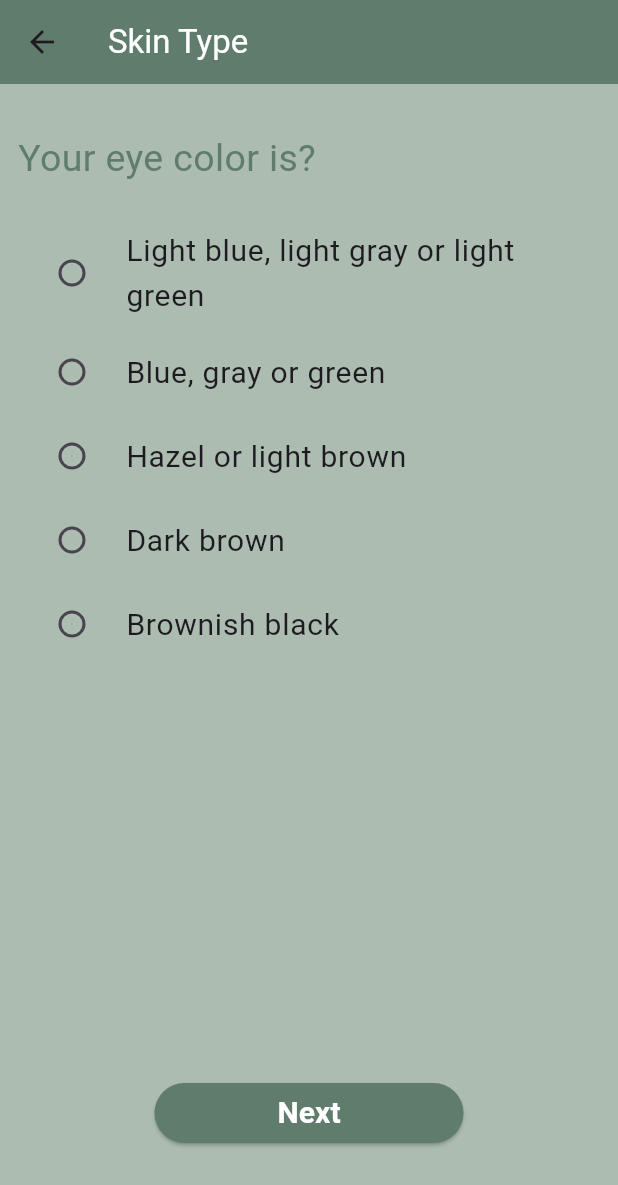
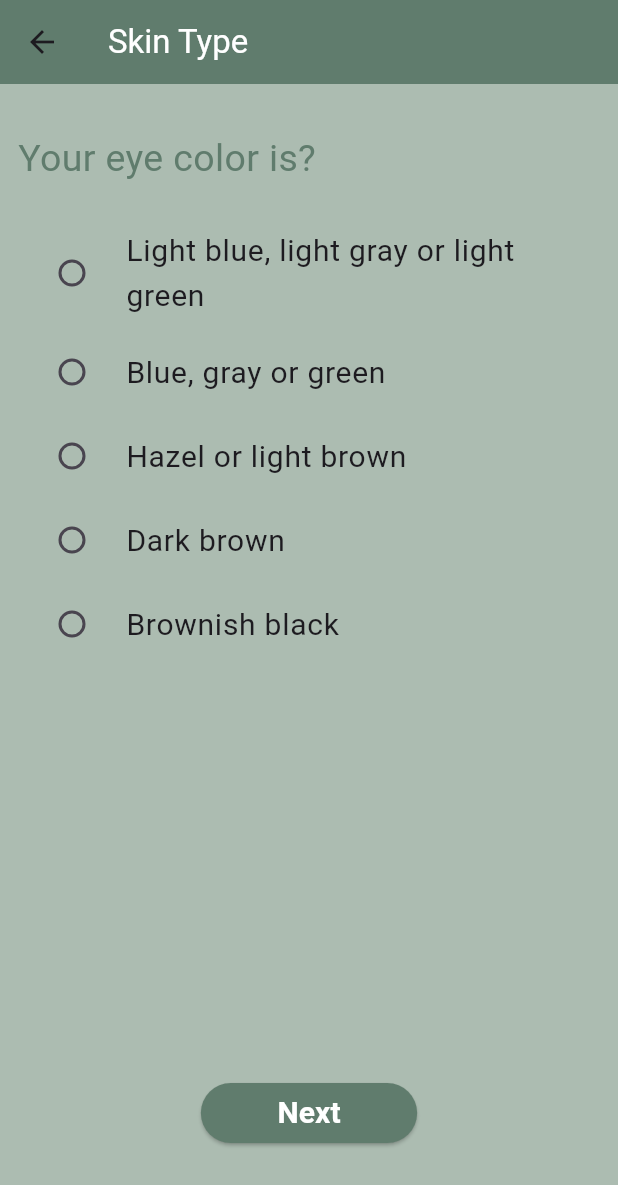
Before and after one commit to kusha2000/Derma_Skin_App, a Flutter app: the StartSkinType screen opened directly, on a phone screen of 412 x 824 dp. Shown: the top 1185 px of the screen. Run offline on Flutter 3.47's test engine with Material 3 defaults, Android fonts, the phone set to English and light mode, and no system bars; our stand-ins replace cloud_firestore, firebase_auth, firebase_core, firebase_storage, get, image_picker and 1 more; accounts and stored records are empty.

Commit message:
rearranged skin questions and changed question types

```diff
--- a/lib/Pages/skin_type/question.dart
+++ b/lib/Pages/skin_type/question.dart
@@ -1,6 +1,6 @@
-class Question {
+class QuestionSkin {
   final String questionText;
   final List<String> options;
 
-  Question({required this.questionText, required this.options});
+  QuestionSkin({required this.questionText, required this.options});
 }
--- a/lib/Pages/skin_type/skin_type_page.dart
+++ b/lib/Pages/skin_type/skin_type_page.dart
@@ -1,13 +1,18 @@
+// import 'package:derma_skin_app/Pages/Risk_Profile/risk_question.dart';
+import 'package:derma_skin_app/Pages/skin_type/fair_skin_result_page.dart';
+import 'package:derma_skin_app/Pages/skin_type/olive_skin_result_page.dart';
+import 'package:derma_skin_app/Pages/skin_type/question.dart';
+import 'package:derma_skin_app/Pages/skin_type/skin_type_answer.dart';
 import 'package:flutter/material.dart';
-import 'package:derma_skin_app/Pages/Risk_Profile/risk_question.dart';
-import 'package:derma_skin_app/Pages/Risk_Profile/risk_answer_model.dart';
-import 'package:derma_skin_app/Pages/Risk_Profile/risk_result_page.dart';
 import 'package:velocity_x/velocity_x.dart';
+// import 'package:derma_skin_app/Pages/Risk_Profile/risk_answer_model.dart';
+// import 'package:derma_skin_app/Pages/skin_type/fair_skin_page.dart';
+// import 'package:derma_skin_app/Pages/skin_type/olive_skin_page.dart';
 
 class SkinTypePage extends StatefulWidget {
   final int questionIndex;
-  final AnswerRiskModel answerModel;
-  final List<Question> questions;
+  final SkinTypeAnswerModel answerModel;
+  final List<QuestionSkin> questions;
 
   const SkinTypePage({
     super.key,
@@ -17,7 +22,6 @@ class SkinTypePage extends StatefulWidget {
   });
 
   @override
-  // ignore: library_private_types_in_public_api
   _SkinTypePageState createState() => _SkinTypePageState();
 }
 
@@ -30,9 +34,37 @@ class _SkinTypePageState extends State<SkinTypePage> {
     selectedAnswer = widget.answerModel.answers[widget.questionIndex];
   }
 
+  void evaluateAndNavigate() {
+    // Custom logic to evaluate the selected answers
+    int score = 0;
+
+    // Example scoring logic based on selected answers
+    for (var answer in widget.answerModel.answers) {
+      if (answer.contains('Fair') || answer.contains('Light')) {
+        score += 1;
+      } else if (answer.contains('Olive') || answer.contains('Brown')) {
+        score += 2;
+      }
+    }
+
+    // Navigate based on score or logic
+    if (score < 10) {
+      Navigator.push(
+        context,
+        MaterialPageRoute(builder: (context) => const FairSkinResultPage()),
+      );
+    } else {
+      Navigator.push(
+        context,
+        MaterialPageRoute(builder: (context) => const OliveSkinResultPage()),
+      );
+    }
+  }
+
   @override
   Widget build(BuildContext context) {
     final question = widget.questions[widget.questionIndex];
+
     return Scaffold(
       appBar: AppBar(
         title: const Text(
@@ -51,9 +83,7 @@ class _SkinTypePageState extends State<SkinTypePage> {
               Column(
                 crossAxisAlignment: CrossAxisAlignment.start,
                 children: [
-                  const SizedBox(
-                    height: 20,
-                  ),
+                  const SizedBox(height: 20),
                   Text(
                     question.questionText,
                     style: const TextStyle(
@@ -88,9 +118,7 @@ class _SkinTypePageState extends State<SkinTypePage> {
                       Padding(
                         padding: const EdgeInsets.only(right: 50),
                         child: SizedBox(
-                          width: widget.questionIndex == 0
-                              ? MediaQuery.of(context).size.width * 0.5
-                              : MediaQuery.of(context).size.width * 0.35,
+                          width: MediaQuery.of(context).size.width * 0.35,
                           height: 40,
                           child: ElevatedButton(
                             onPressed: () {
@@ -107,14 +135,11 @@ class _SkinTypePageState extends State<SkinTypePage> {
                         ),
                       ),
                     SizedBox(
-                      width: widget.questionIndex == 0
-                          ? MediaQuery.of(context).size.width * 0.5
-                          : MediaQuery.of(context).size.width * 0.35,
+                      width: MediaQuery.of(context).size.width * 0.35,
                       height: 40,
                       child: ElevatedButton(
                         style: ElevatedButton.styleFrom(
-                          backgroundColor:
-                              const Color(0xFF607C6D), // Background color
+                          backgroundColor: const Color(0xFF607C6D),
                         ),
                         onPressed: () {
                           if (selectedAnswer == "") {
@@ -134,13 +159,8 @@ class _SkinTypePageState extends State<SkinTypePage> {
                                 ),
                               );
                             } else {
-                              Navigator.push(
-                                context,
-                                MaterialPageRoute(
-                                  builder: (context) => RiskResultPage(
-                                      answerModel: widget.answerModel),
-                                ),
-                              );
+                              // Done button pressed - evaluate and navigate
+                              evaluateAndNavigate();
                             }
                           }
                         },
--- a/lib/Pages/skin_type/skin_type_start_page.dart
+++ b/lib/Pages/skin_type/skin_type_start_page.dart
@@ -1,29 +1,31 @@
+import 'package:derma_skin_app/Pages/skin_type/question.dart';
+import 'package:derma_skin_app/Pages/skin_type/skin_type_answer.dart';
 import 'package:derma_skin_app/Pages/skin_type/skin_type_page.dart';
 import 'package:flutter/material.dart';
-import 'package:derma_skin_app/Pages/Risk_Profile/risk_question.dart';
-import 'package:derma_skin_app/Pages/Risk_Profile/risk_answer_model.dart';
+// import 'package:derma_skin_app/Pages/Risk_Profile/risk_question.dart';
+// import 'package:derma_skin_app/Pages/Risk_Profile/risk_answer_model.dart';
 
 class StartSkinType extends StatelessWidget {
   const StartSkinType({super.key});
 
   @override
   Widget build(BuildContext context) {
-    final List<Question> questions = [
-      Question(questionText: 'Your eye color is?', options: [
+    final List<QuestionSkin> questions = [
+      QuestionSkin(questionText: 'Your eye color is?', options: [
         'Light blue, light gray or light green',
         'Blue, gray or green',
         'Hazel or light brown',
         'Dark brown',
         'Brownish black'
       ]),
-      Question(questionText: 'Your natural hair color is?', options: [
+      QuestionSkin(questionText: 'Your natural hair color is?', options: [
         'Red or light bond',
         'Blond',
         'Dark blond or light brown',
         'Dark brown',
         'Black'
       ]),
-      Question(
+      QuestionSkin(
           questionText: 'Your natural skin color (before sun exposure)?',
           options: [
             'Ivory white',
@@ -32,7 +34,7 @@ class StartSkinType extends StatelessWidget {
             'Olive or light brown',
             'Dark brown or black'
           ]),
-      Question(
+      QuestionSkin(
           questionText:
               'How many freckles do you have on unexposed areas of your skin?',
           options: [
@@ -41,28 +43,30 @@ class StartSkinType extends StatelessWidget {
             'Very few(1-14)',
             'None',
           ]),
-      Question(questionText: 'How does your skin respond to sun?', options: [
+      QuestionSkin(
+          questionText: 'How does your skin respond to sun?',
+          options: [
             'Always burns, blisters and peels',
             'Often burns, blisters and peels',
             'Burns moderately',
             'Burns rarely, if at all',
             'Never burns',
           ]),
-      Question(questionText: 'Does your skin tan?', options: [
+      QuestionSkin(questionText: 'Does your skin tan?', options: [
         'Never, I always burn',
         'Seldom',
         'Sometimes',
         'Often',
         'Always',
       ]),
-      Question(questionText: 'How deeply do you tan?', options: [
+      QuestionSkin(questionText: 'How deeply do you tan?', options: [
         'Not at all or very little',
         'Lightly',
         'Moderately',
         'Deeply',
         'My skin is naturally dark',
       ]),
-      Question(
+      QuestionSkin(
           questionText: 'How sensitive is your face to the sun?',
           options: [
             'Very sensitive',
@@ -76,7 +80,7 @@ class StartSkinType extends StatelessWidget {
     return Scaffold(
       body: SkinTypePage(
         questionIndex: 0,
-        answerModel: AnswerRiskModel(questions.length),
+        answerModel: SkinTypeAnswerModel(questions.length),
         questions: questions,
       ),
     );
--- a/lib/main.dart
+++ b/lib/main.dart
@@ -71,7 +71,7 @@ class MyApp extends StatelessWidget {
   Widget build(BuildContext context) {
     return GetMaterialApp(
       debugShowCheckedModeBanner: false,
-      home: GetStarted(),
+      home: StartSkinType(),
     );
   }
 }
```
Also changed, not shown: lib/Pages/skin_type/fair_skin_result_page.dart (added, +10 -0 lines), lib/Pages/skin_type/olive_skin_result_page.dart (added, +10 -0 lines), pubspec.lock. Lines whose indentation alone changed are shown as unchanged.
